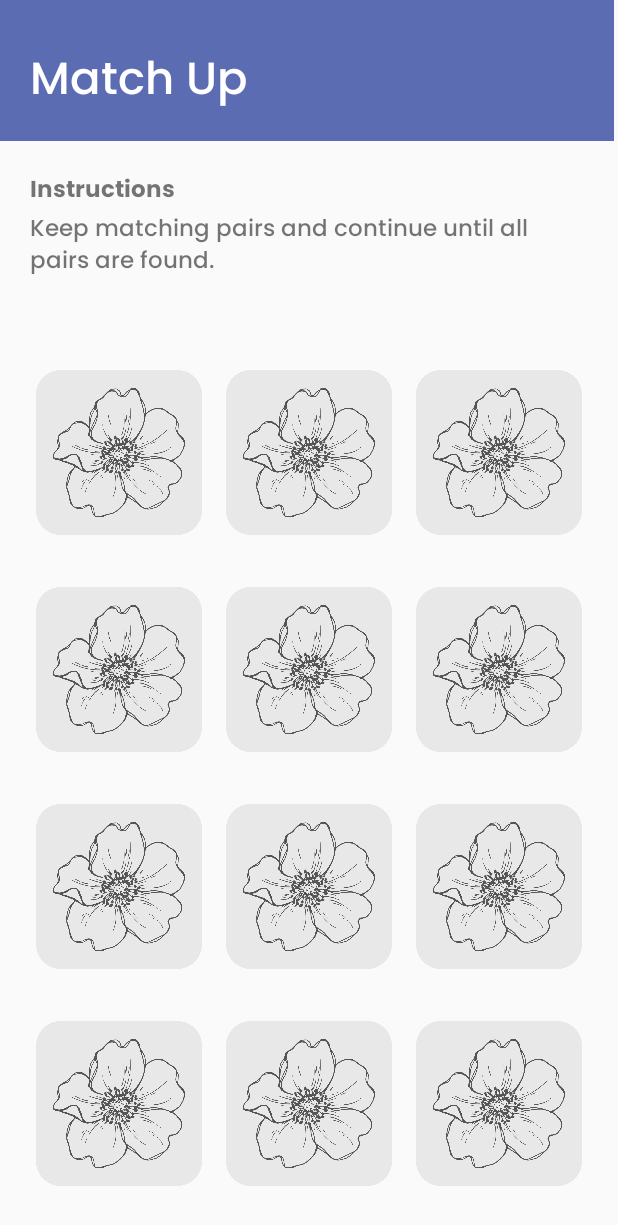
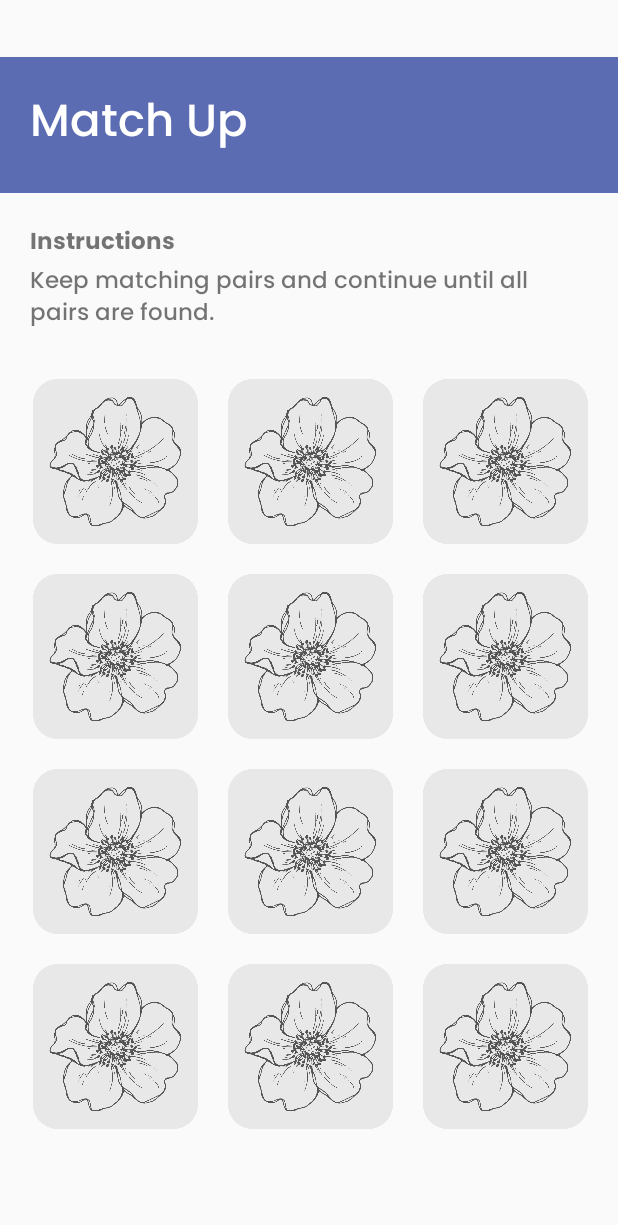
Before and after one commit to sepeuuuu/match_up, an Android app: the screen it shows after launch (MainActivity), on a phone screen of 412 x 824 dp. Shown: the top 1225 px of the screen. Run offline under Robolectric (Android 15) with nearby library versions, the phone set to English and light mode, and no system bars.

Commit message:
natapos diiin

```diff
--- a/app/src/main/java/com/example/matchup/MainActivity.java
+++ b/app/src/main/java/com/example/matchup/MainActivity.java
@@ -16,12 +16,12 @@ public class MainActivity extends AppCompatActivity {
 
     private Button[] buttons = new Button[12];
     private int[] images = {
-            R.drawable.flower1, R.drawable.flower1,
-            R.drawable.flower2, R.drawable.flower2,
-            R.drawable.flower3, R.drawable.flower3,
-            R.drawable.flower4, R.drawable.flower4,
-            R.drawable.flower5, R.drawable.flower5,
-            R.drawable.flower6, R.drawable.flower6
+            R.drawable.flower1, R.drawable.flower2,
+            R.drawable.flower6, R.drawable.flower4,
+            R.drawable.flower3, R.drawable.flower1,
+            R.drawable.flower4, R.drawable.flower6,
+            R.drawable.flower2, R.drawable.flower5,
+            R.drawable.flower5, R.drawable.flower3
     };
 
     private ArrayList<Integer> buttonIds = new ArrayList<>();
--- a/app/src/main/res/layout/activity_main.xml
+++ b/app/src/main/res/layout/activity_main.xml
@@ -9,16 +9,19 @@
 
     <LinearLayout
         android:id="@+id/instructionsLayout"
-        android:layout_width="409dp"
-        android:layout_height="213dp"
+        android:layout_width="match_parent"
+        android:layout_height="wrap_content"
         android:orientation="vertical"
-        tools:layout_editor_absoluteX="1dp"
-        tools:layout_editor_absoluteY="1dp"
-        tools:ignore="MissingConstraints">
+        android:paddingTop="38dp"
+        app:layout_constraintTop_toTopOf="parent"
+        app:layout_constraintStart_toStartOf="parent"
+        app:layout_constraintEnd_toEndOf="parent"
+        tools:ignore="MissingConstraints"
+        tools:layout_editor_absoluteX="1dp">
 
         <LinearLayout
             android:layout_width="match_parent"
-            android:layout_height="94dp"
+            android:layout_height="wrap_content"
             android:background="@drawable/top"
             android:orientation="horizontal">
 
@@ -27,171 +30,177 @@
                 android:layout_width="match_parent"
                 android:layout_height="wrap_content"
                 android:layout_weight="1"
+                android:fontFamily="@font/poppins_medium"
+                android:padding="20dp"
                 android:text="Match Up"
-                android:fontFamily="@font/poppins_medium"
                 android:textColor="@color/white"
-                android:textSize="30sp"
-                android:paddingTop="30dp"
-                android:paddingLeft="20dp"/>
+                android:textSize="30sp" />
         </LinearLayout>
 
         <TextView
             android:id="@+id/textView3"
             android:layout_width="match_parent"
             android:layout_height="wrap_content"
+            android:fontFamily="@font/poppins_bold"
+            android:paddingLeft="20dp"
+            android:paddingTop="20dp"
             android:text="Instructions"
-            android:fontFamily="@font/poppins_bold"
-            android:textSize="15sp"
-            android:paddingLeft="20dp"
-            android:paddingTop="20dp"/>
+            android:textSize="15sp" />
 
         <TextView
             android:id="@+id/textView4"
             android:layout_width="match_parent"
             android:layout_height="wrap_content"
+            android:fontFamily="@font/poppins_medium"
+            android:paddingLeft="20dp"
+            android:paddingRight="20dp"
             android:text="Keep matching pairs and continue until all pairs are found."
-            android:fontFamily="@font/poppins_medium"
-            android:textSize="15sp"
-            android:paddingLeft="20dp"
-            android:paddingRight="20dp"/>
+            android:textSize="15sp" />
 
     </LinearLayout>
 
     <LinearLayout
         android:id="@+id/linearLayout"
-        android:layout_width="0dp"
-        android:layout_height="0dp"
+        android:layout_width="410dp"
+        android:layout_height="510dp"
+        android:layout_marginStart="1dp"
+        android:layout_marginTop="30dp"
+        android:layout_marginBottom="1dp"
         android:orientation="vertical"
-        app:layout_constraintTop_toBottomOf="@id/instructionsLayout"
+        app:layout_constraintEnd_toEndOf="parent"
         app:layout_constraintStart_toStartOf="parent"
-        app:layout_constraintEnd_toEndOf="parent"
-        app:layout_constraintBottom_toBottomOf="parent"
-        android:padding="16dp">
+        app:layout_constraintTop_toBottomOf="@+id/instructionsLayout">
 
         <LinearLayout
             android:layout_width="match_parent"
-            android:layout_height="wrap_content"
-            android:orientation="horizontal"
-            android:layout_weight="1"
-            android:gravity="center">
+            android:layout_height="130dp"
+            android:orientation="horizontal">
 
             <Button
                 android:id="@+id/btn1"
-            android:layout_width="0dp"
+                android:layout_width="20dp"
                 android:layout_height="110dp"
-            android:layout_margin="8dp"
+                android:layout_marginLeft="20dp"
+                android:layout_marginRight="10dp"
                 android:layout_weight="1"
                 android:background="@drawable/flower" />
 
             <Button
                 android:id="@+id/btn2"
-            android:layout_width="0dp"
+                android:layout_width="20dp"
                 android:layout_height="110dp"
-            android:layout_margin="8dp"
+                android:layout_marginLeft="10dp"
+                android:layout_marginRight="10dp"
                 android:layout_weight="1"
                 android:background="@drawable/flower" />
 
             <Button
                 android:id="@+id/btn3"
-            android:layout_width="0dp"
+                android:layout_width="20dp"
                 android:layout_height="110dp"
-            android:layout_margin="8dp"
+                android:layout_marginLeft="10dp"
+                android:layout_marginRight="20dp"
+                android:layout_weight="1"
+                android:background="@drawable/flower" />
+
+        </LinearLayout>
+
+        <LinearLayout
+            android:layout_width="match_parent"
+            android:layout_height="130dp"
+            android:orientation="horizontal">
+
+            <Button
+                android:id="@+id/btn4"
+                android:layout_width="20dp"
+                android:layout_height="110dp"
+                android:layout_marginLeft="20dp"
+                android:layout_marginRight="10dp"
+                android:layout_weight="1"
+                android:background="@drawable/flower" />
+
+            <Button
+                android:id="@+id/btn5"
+                android:layout_width="20dp"
+                android:layout_height="110dp"
+                android:layout_marginLeft="10dp"
+                android:layout_marginRight="10dp"
+                android:layout_weight="1"
+                android:background="@drawable/flower" />
+
+            <Button
+                android:id="@+id/btn6"
+                android:layout_width="20dp"
+                android:layout_height="110dp"
+                android:layout_marginLeft="10dp"
+                android:layout_marginRight="20dp"
+                android:layout_weight="1"
+                android:background="@drawable/flower" />
+
+        </LinearLayout>
+
+        <LinearLayout
+            android:layout_width="match_parent"
+            android:layout_height="130dp"
+            android:orientation="horizontal">
+
+            <Button
+                android:id="@+id/btn7"
+                android:layout_width="20dp"
+                android:layout_height="110dp"
+                android:layout_marginLeft="20dp"
+                android:layout_marginRight="10dp"
+                android:layout_weight="1"
+                android:background="@drawable/flower" />
+
+            <Button
+                android:id="@+id/btn8"
+                android:layout_width="20dp"
+                android:layout_height="110dp"
+                android:layout_marginLeft="10dp"
+                android:layout_marginRight="10dp"
+                android:layout_weight="1"
+                android:background="@drawable/flower" />
+
+            <Button
+                android:id="@+id/btn9"
+                android:layout_width="20dp"
+                android:layout_height="110dp"
+                android:layout_marginLeft="10dp"
+                android:layout_marginRight="20dp"
                 android:layout_weight="1"
                 android:background="@drawable/flower" />
         </LinearLayout>
 
         <LinearLayout
             android:layout_width="match_parent"
-        android:layout_height="wrap_content"
-        android:orientation="horizontal"
-        android:layout_weight="1"
-        android:gravity="center">
-
-            <Button
-            android:id="@+id/btn4"
-            android:layout_width="0dp"
-            android:layout_height="110dp"
-            android:layout_margin="8dp"
-            android:layout_weight="1"
-            android:background="@drawable/flower" />
-
-            <Button
-            android:id="@+id/btn5"
-            android:layout_width="0dp"
-            android:layout_height="110dp"
-            android:layout_margin="8dp"
-            android:layout_weight="1"
-            android:background="@drawable/flower" />
-
-            <Button
-            android:id="@+id/btn6"
-            android:layout_width="0dp"
-            android:layout_height="110dp"
-            android:layout_margin="8dp"
-            android:layout_weight="1"
-            android:background="@drawable/flower" />
-        </LinearLayout>
-
-        <LinearLayout
-        android:layout_width="match_parent"
-        android:layout_height="wrap_content"
-        android:orientation="horizontal"
-        android:layout_weight="1"
-        android:gravity="center">
-
-            <Button
-            android:id="@+id/btn7"
-            android:layout_width="0dp"
-            android:layout_height="110dp"
-            android:layout_margin="8dp"
-            android:layout_weight="1"
-            android:background="@drawable/flower" />
-
-            <Button
-            android:id="@+id/btn8"
-            android:layout_width="0dp"
-            android:layout_height="110dp"
-            android:layout_margin="8dp"
-            android:layout_weight="1"
-            android:background="@drawable/flower" />
-
-            <Button
-            android:id="@+id/btn9"
-            android:layout_width="0dp"
-            android:layout_height="110dp"
-            android:layout_margin="8dp"
-            android:layout_weight="1"
-            android:background="@drawable/flower" />
-        </LinearLayout>
-
-        <LinearLayout
-        android:layout_width="match_parent"
-        android:layout_height="wrap_content"
-        android:orientation="horizontal"
-        android:layout_weight="1"
-        android:gravity="center">
+            android:layout_height="130dp"
+            android:orientation="horizontal">
 
             <Button
                 android:id="@+id/btn10"
-            android:layout_width="0dp"
+                android:layout_width="20dp"
                 android:layout_height="110dp"
-            android:layout_margin="8dp"
+                android:layout_marginLeft="20dp"
+                android:layout_marginRight="10dp"
                 android:layout_weight="1"
                 android:background="@drawable/flower" />
 
             <Button
                 android:id="@+id/btn11"
-            android:layout_width="0dp"
+                android:layout_width="20dp"
                 android:layout_height="110dp"
-            android:layout_margin="8dp"
+                android:layout_marginLeft="10dp"
+                android:layout_marginRight="10dp"
                 android:layout_weight="1"
                 android:background="@drawable/flower" />
 
             <Button
                 android:id="@+id/btn12"
-            android:layout_width="0dp"
+                android:layout_width="20dp"
                 android:layout_height="110dp"
-            android:layout_margin="8dp"
+                android:layout_marginLeft="10dp"
+                android:layout_marginRight="20dp"
                 android:layout_weight="1"
                 android:background="@drawable/flower" />
         </LinearLayout>
```
Lines whose indentation alone changed are shown as unchanged.
